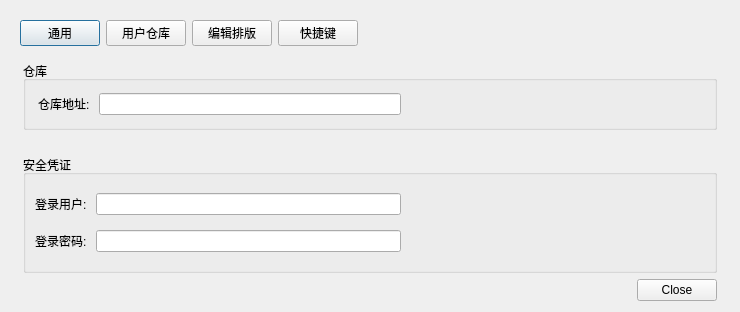
This is views/settingdialog.ui in Gitnoter/Gitnoter as Qt 5 draws it before an edit. The edited form follows.
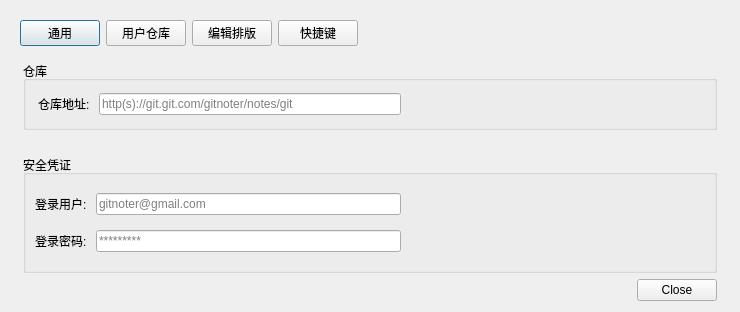
This is the edited form. The open tabs and pages were chosen to show the change. Custom widgets are drawn as their Qt base class.

Commit message: add placeholdertext info

The edit to the form file:
```diff
--- a/views/settingdialog.ui
+++ b/views/settingdialog.ui
@@ -340,6 +340,9 @@
                   <property name="focusPolicy">
                    <enum>Qt::ClickFocus</enum>
                   </property>
+                  <property name="placeholderText">
+                   <string>http(s)://git.git.com/gitnoter/notes/git</string>
+                  </property>
                   <property name="cursorMoveStyle">
                    <enum>Qt::LogicalMoveStyle</enum>
                   </property>
@@ -381,6 +384,9 @@
                     <property name="focusPolicy">
                      <enum>Qt::ClickFocus</enum>
                     </property>
+                    <property name="placeholderText">
+                     <string>gitnoter@gmail.com</string>
+                    </property>
                    </widget>
                   </item>
                   <item>
@@ -418,6 +424,9 @@
                     <property name="echoMode">
                      <enum>QLineEdit::Password</enum>
                     </property>
+                    <property name="placeholderText">
+                     <string>*********</string>
+                    </property>
                    </widget>
                   </item>
                   <item>
```
